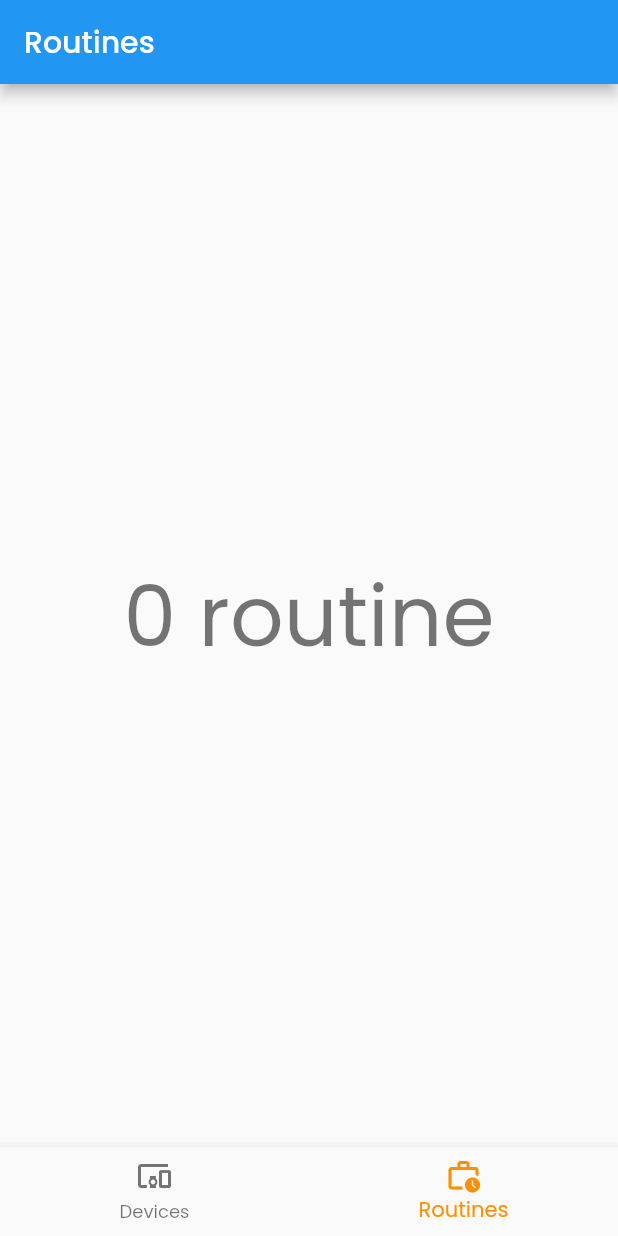
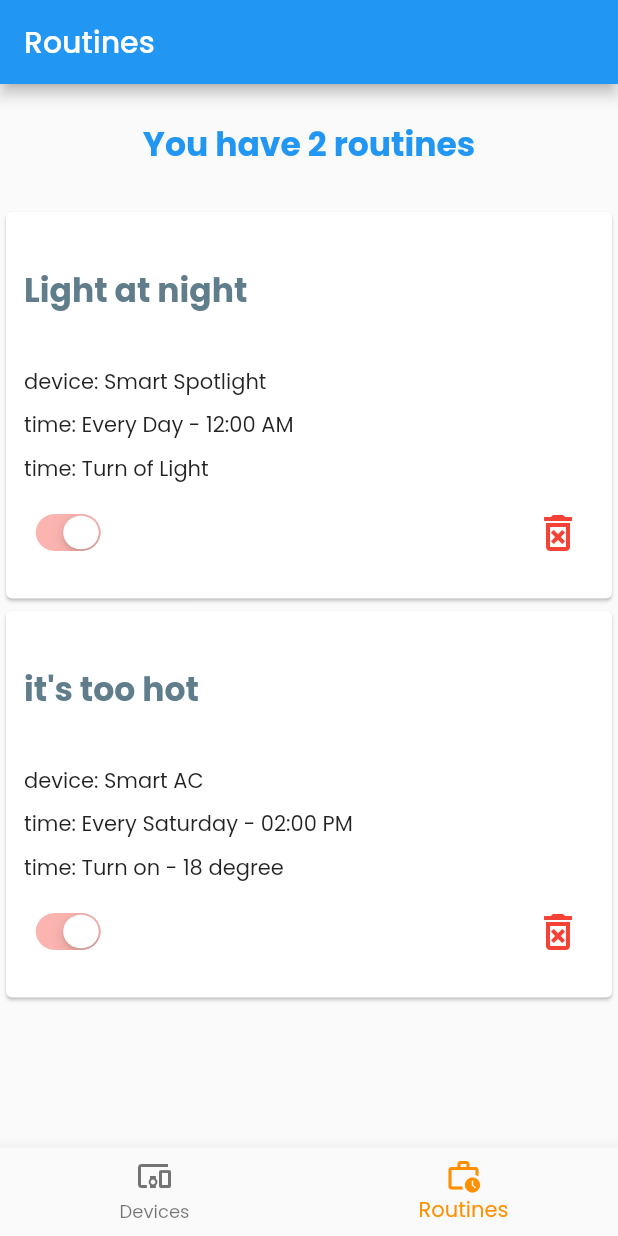
Before and after one commit to humamcp/smartix_husam, a Flutter app: the screen it shows after launch, item 2 of the bottom bar chosen, on a phone screen of 412 x 824 dp. Run offline on Flutter 3.47's test engine with Material 2 defaults, Android fonts, the phone set to English and light mode, and no system bars; our stand-ins replace animated_background, bloc, flutter_bloc, flutter_svg, sleek_circular_slider; missing offline and left inert: rainbow_color.

Commit message:
Working on Routines Page ( UI, Toggle Routine& Delete Routine)

```diff
--- a/lib/features/device/cubit/device_cubit.dart
+++ b/lib/features/device/cubit/device_cubit.dart
@@ -1,11 +1,10 @@
 import 'package:bloc/bloc.dart';
 import 'package:smartix_husam/features/device/model/device_model.dart';
 
-/// {@template home_cubit}
-/// A [Cubit] which manages an [int] as its state.
-/// {@endtemplate}
+///
+/// Manage Devices State
+///
 class DeviceCubit extends Cubit<List<DeviceModel>> {
-  /// {@macro home_cubit}
   DeviceCubit() : super([]);
 
   ///
@@ -75,25 +74,25 @@ class DeviceCubit extends Cubit<List<DeviceModel>> {
 // Mockup Devices
 List<DeviceModel> devices = [
   DeviceModel(
-      id: 23423,
+      id: 11,
       name: 'Smart Spotlight',
       isActive: true,
       color: "#ff5f5f",
       icon: 'assets/svg/light.svg'),
   DeviceModel(
-      id: 204233,
+      id: 12,
       name: 'Smart AC',
       isActive: true,
       color: "#7739ff",
       icon: 'assets/svg/ac.svg'),
   DeviceModel(
-      id: 234123,
+      id: 13,
       name: 'Smart TV',
       isActive: false,
       color: "#c9c306",
       icon: 'assets/svg/tv.svg'),
   DeviceModel(
-      id: 2352423,
+      id: 14,
       name: 'Smart Sound',
       isActive: false,
       color: "#c207db",
--- a/lib/features/device/view/device_view.dart
+++ b/lib/features/device/view/device_view.dart
@@ -4,7 +4,7 @@ import 'package:smartix_husam/features/device/cubit/device_cubit.dart';
 import 'package:smartix_husam/features/device/mockups/device_types.dart';
 import 'package:smartix_husam/features/device/model/device_model.dart';
 import 'package:smartix_husam/features/device/model/device_type.dart';
-import 'package:smartix_husam/features/device/view/devices.dart';
+import 'package:smartix_husam/features/device/view/single_device_view.dart';
 import 'package:smartix_husam/mixins/loading_state_mixin.dart';
 import 'package:smartix_husam/style/theme.dart';
 import 'package:smartix_husam/utils/string_to_color.dart';
@@ -195,7 +195,7 @@ class _DeviceViewState extends State<DeviceView> with LoadingStateMixin {
                                                 mainAxisSpacing: 20),
                                         itemCount: state.length,
                                         itemBuilder: (BuildContext ctx, index) {
-                                          return Devices(
+                                          return SingleDeviceView(
                                             name: state[index].name,
                                             svg: state[index].icon,
                                             color: state[index].color.toColor(),
--- a/lib/features/device/view/devices.dart
+++ b/lib/features/device/view/single_device_view.dart
@@ -4,7 +4,7 @@ import 'package:flutter/material.dart';
 import 'package:flutter_svg/svg.dart';
 import 'package:smartix_husam/features/device/view/control_panel/control_panel_page.dart';
 
-class Devices extends StatelessWidget {
+class SingleDeviceView extends StatelessWidget {
   final String name;
   final String svg;
   final Color color;
@@ -12,7 +12,7 @@ class Devices extends StatelessWidget {
   final Function(bool) onChanged;
   final VoidCallback onDelete;
 
-  const Devices({
+  const SingleDeviceView({
     Key? key,
     required this.name,
     required this.svg,
@@ -99,12 +99,13 @@ class Devices extends StatelessWidget {
                         ),
                       ),
                       IconButton(
-                          onPressed: onDelete,
-                          icon: const Icon(
-                            Icons.delete_forever_outlined,
-                            size: 32,
-                            color: Colors.red,
-                          ))
+                        onPressed: onDelete,
+                        icon: const Icon(
+                          Icons.delete_forever_outlined,
+                          size: 32,
+                          color: Colors.red,
+                        ),
+                      )
                     ],
                   ),
                 ],
--- a/lib/features/home/view/home_page.dart
+++ b/lib/features/home/view/home_page.dart
@@ -1,10 +1,10 @@
 import 'package:flutter/material.dart';
-import 'package:flutter/src/foundation/key.dart';
-import 'package:flutter/src/widgets/framework.dart';
 import 'package:flutter_bloc/flutter_bloc.dart';
 import 'package:smartix_husam/features/device/cubit/device_cubit.dart';
 import 'package:smartix_husam/features/device/view/device_page.dart';
+import 'package:smartix_husam/features/routine/cubit/routine_cubit.dart';
 import 'package:smartix_husam/features/routine/view/routine_page.dart';
+import 'package:smartix_husam/mixins/loading_state_mixin.dart';
 
 class HomePage extends StatefulWidget {
   const HomePage({Key? key}) : super(key: key);
@@ -13,12 +13,12 @@ class HomePage extends StatefulWidget {
   State<HomePage> createState() => _HomePageState();
 }
 
-class _HomePageState extends State<HomePage> {
+class _HomePageState extends State<HomePage> with LoadingStateMixin {
   // ### attributes ###
   int _index = 0; // the current viewed page
 
   // list of pages
-  List<Widget> _pages = <Widget>[
+  final List<Widget> _pages = const <Widget>[
     DevicePage(),
     RoutinePage(),
   ];
@@ -41,15 +41,22 @@ class _HomePageState extends State<HomePage> {
 
   @override
   Widget build(BuildContext context) {
-    return BlocProvider(
-      create: (_) => DeviceCubit(),
+    return MultiBlocProvider(
+      providers: [
+        BlocProvider(
+          create: (_) => DeviceCubit(),
+        ),
+        BlocProvider(
+          create: (_) => RoutineCubit(),
+        ),
+      ],
       child: Scaffold(
         body: _pages.elementAt(_index),
         appBar: AppBar(
           title: Text(_titles.elementAt(_index)),
         ),
         bottomNavigationBar: BottomNavigationBar(
-          items: [
+          items: const [
             BottomNavigationBarItem(
               icon: Icon(Icons.devices_other),
               label: 'Devices',
--- a/lib/features/routine/cubit/routine_cubit.dart
+++ b/lib/features/routine/cubit/routine_cubit.dart
@@ -1,15 +1,92 @@
 import 'package:bloc/bloc.dart';
+import 'package:smartix_husam/features/routine/model/routine_model.dart';
 
-/// {@template home_cubit}
-/// A [Cubit] which manages an [int] as its state.
-/// {@endtemplate}
-class RoutineCubit extends Cubit<int> {
-  /// {@macro home_cubit}
-  RoutineCubit() : super(0);
+///
+/// Manage Routines State
+///
+class RoutineCubit extends Cubit<List<RoutineModel>> {
+  RoutineCubit() : super([]);
+
+  ///
+  /// toggle routine active status
+  ///
+  Future<void> toggleRoutine(int id, {required bool isActive}) async {
+    // TODO: check if user logged in else -> go to login page
+    // ...
+
+    // update list
+    final nstate = [...state];
+    nstate.firstWhere((element) => element.id == id).isActive = isActive;
+
+    // TODO: in real app call api request for adding routine
+    await Future.delayed(const Duration(milliseconds: 250));
+
+    // update the state
+    emit(nstate);
+  }
+
+  ///
+  /// init Routines list for user
+  ///
+  Future<void> init() async {
+    // check if already initalized
+    if (state.isNotEmpty) return;
+
+    // TODO: check if user logged in else -> go to login page
+    // ...
+
+    // TODO: in real app call api request for adding routine
+    await Future.delayed(const Duration(seconds: 1));
+
+    // update the state
+    emit(routines);
+  }
+
+  ///
+  /// Add Routine for user
+  ///
+  Future<void> addRoutine(RoutineModel model) async {
+    // TODO: check if user logged in else -> go to login page
+    // ...
+
+    // TODO: in real app call api request for adding routine
+    await Future.delayed(const Duration(milliseconds: 500));
+
+    // update the state
+    emit([...state, model]);
+  }
 
   /// Add 1 to the current state.
-  void increment() => emit(state + 1);
+  Future<void> removeRoutine(RoutineModel model) async {
+    // TODO: check if user logged in else -> go to login page
+    // ...
 
-  /// Subtract 1 from the current state.
-  void decrement() => emit(state - 1);
+    // TODO: in real app call api request for deleting routine
+    await Future.delayed(const Duration(milliseconds: 300));
+
+    // update the state
+    final nstate = state.where((el) => el.id != model.id).toList();
+    // nstate.removeWhere((element) => element.id == model.id);
+    emit(nstate);
+  }
 }
+
+// Mockup Routines
+List<RoutineModel> routines = [
+  RoutineModel(
+    id: 21,
+    deviceId: 11,
+    name: 'Light at night',
+    isActive: true,
+    time: "Every Day - 12:00 AM",
+    task: 'Turn of Light',
+  ),
+  RoutineModel(
+    id: 22,
+    deviceId: 12,
+    name: 'it\'s too hot',
+    isActive: true,
+    time: "Every Saturday - 02:00 PM",
+    task: 'Turn on - 18 degree',
+  ),
+];
--- /dev/null
+++ b/lib/features/routine/model/routine_model.dart
@@ -0,0 +1,37 @@
+class RoutineModel {
+  int id = 12345;
+  int deviceId = 9876;
+  String name = "";
+  String time = "";
+  String task = "";
+  bool isActive = false;
+
+  RoutineModel({
+    required this.id,
+    required this.deviceId,
+    required this.name,
+    required this.time,
+    required this.task,
+    required this.isActive,
+  });
+
+  RoutineModel.fromJson(Map<String, dynamic> json) {
+    id = json['id'];
+    deviceId = json['deviceId'];
+    name = json['name'];
+    time = json['time'];
+    task = json['task'];
+    isActive = json['isActive'];
+  }
+
+  Map<String, dynamic> toJson() {
+    final Map<String, dynamic> data = new Map<String, dynamic>();
+    data['id'] = id;
+    data['deviceId'] = deviceId;
+    data['name'] = name;
+    data['time'] = time;
+    data['task'] = task;
+    data['isActive'] = isActive;
+    return data;
+  }
+}
--- a/lib/features/routine/view/routine_page.dart
+++ b/lib/features/routine/view/routine_page.dart
@@ -1,21 +1,17 @@
 import 'package:flutter/material.dart';
-import 'package:flutter_bloc/flutter_bloc.dart';
-import 'package:smartix_husam/features/routine/routine.dart';
 import 'package:smartix_husam/features/routine/view/routine_view.dart';
 
-/// {@template counter_page}
-/// A [StatelessWidget] which is responsible for providing a
-/// [RoutineCubit] instance to the [RoutineView].
-/// {@endtemplate}
+///
+/// This page required in case of wraping the main feature page with:
+/// 1- custom widgets
+/// 2- custom providers
+/// 3- else
+///
 class RoutinePage extends StatelessWidget {
-  /// {@macro counter_page}
   const RoutinePage({super.key});
 
   @override
   Widget build(BuildContext context) {
-    return BlocProvider(
-      create: (_) => RoutineCubit(),
-      child: const RoutineView(),
-    );
+    return const RoutineView();
   }
 }
--- a/lib/features/routine/view/routine_view.dart
+++ b/lib/features/routine/view/routine_view.dart
@@ -1,5 +1,9 @@
 import 'package:flutter/material.dart';
 import 'package:flutter_bloc/flutter_bloc.dart';
+import 'package:smartix_husam/features/routine/model/routine_model.dart';
+import 'package:smartix_husam/features/routine/view/single_routine_view.dart';
+import 'package:smartix_husam/mixins/loading_state_mixin.dart';
+import 'package:smartix_husam/style/theme.dart';
 
 import '../cubit/routine_cubit.dart';
 
@@ -10,17 +14,69 @@ class RoutineView extends StatefulWidget {
   State<RoutineView> createState() => _RoutineViewState();
 }
 
-class _RoutineViewState extends State<RoutineView> {
+class _RoutineViewState extends State<RoutineView> with LoadingStateMixin {
+  // params
+  // methods
+  @override
+  void initState() {
+    _iniRoutines();
+    super.initState();
+  }
+
+  _iniRoutines() async {
+    showLoading();
+    await BlocProvider.of<RoutineCubit>(context).init();
+    hideLoading();
+  }
+
   @override
   Widget build(BuildContext context) {
-    final textTheme = Theme.of(context).textTheme;
-    return Center(
-        child: BlocBuilder<RoutineCubit, int>(
-          builder: (context, state) {
-            return Text('$state routine', style: textTheme.headline2);
-          },
-        ),
-      );
+    return BlocConsumer<RoutineCubit, List<RoutineModel>>(
+      listener: (context, state) {},
+      builder: (context, state) {
+        return isLoading
+            ? const Center(
+                child: CircularProgressIndicator(),
+              )
+            : Container(
+                alignment: Alignment.center,
+                child: Column(
+                  children: [
 
+                    const SizedBox(height: 24),
+
+                    // Title
+                    Text(
+                      'You have ${state.length} routines',
+                      style: AppTheme.TEXT_TITLE_STYLE,
+                    ),
+
+                    const SizedBox(height: 24),
+
+                    // Routines List
+                    Expanded(
+                      child: ListView.builder(
+                        itemCount: state.length,
+                        itemBuilder: (context, index) {
+                          return SignleRoutineView(
+                            routine: state[index],
+                            onChanged: (bool value) {
+                              BlocProvider.of<RoutineCubit>(context)
+                                  .toggleRoutine(state[index].id,
+                                      isActive: value);
+                            },
+                            onDelete: () {
+                              BlocProvider.of<RoutineCubit>(context)
+                                  .removeRoutine(state[index]);
+                            },
+                          );
+                        },
+                      ),
+                    ),
+                  ],
+                ),
+              );
+      },
+    );
   }
 }
--- /dev/null
+++ b/lib/features/routine/view/single_routine_view.dart
@@ -0,0 +1,93 @@
+import 'package:flutter/cupertino.dart';
+import 'package:flutter/material.dart';
+import 'package:flutter_bloc/flutter_bloc.dart';
+import 'package:smartix_husam/features/device/cubit/device_cubit.dart';
+import 'package:smartix_husam/features/device/model/device_model.dart';
+import 'package:smartix_husam/features/routine/model/routine_model.dart';
+import 'package:smartix_husam/style/theme.dart';
+
+class SignleRoutineView extends StatelessWidget {
+  const SignleRoutineView({
+    Key? key,
+    required this.routine,
+    required this.onChanged,
+    required this.onDelete,
+  }) : super(key: key);
+  final RoutineModel routine;
+  final ValueChanged<bool>? onChanged;
+  final VoidCallback? onDelete;
+
+  @override
+  Widget build(BuildContext context) {
+    // init  & check routine device
+    final devices = BlocProvider.of<DeviceCubit>(context)
+        .state
+        .where((element) => element.id == routine.deviceId);
+    final DeviceModel? device = devices.isNotEmpty ? devices.first : null;
+    return Card(
+      child: Container(
+          width: MediaQuery.of(context).size.width * 0.9,
+          alignment: Alignment.centerLeft,
+          padding: const EdgeInsets.all(12),
+          child: Column(
+            crossAxisAlignment: CrossAxisAlignment.start,
+            children: [
+              const SizedBox(height: 24),
+              // name & device
+              Row(
+                mainAxisAlignment: MainAxisAlignment.spaceBetween,
+                children: [
+                  Text(
+                    routine.name,
+                    style: AppTheme.TEXT_SUB_STYLE,
+                  ),
+                ],
+              ),
+              const SizedBox(height: 34),
+              if (device != null) Text('device: ${device.name}'),
+              const SizedBox(height: 8),
+
+              // time
+              Text('time: ${routine.time}'),
+
+              const SizedBox(height: 8),
+
+              // task
+              Text('time: ${routine.task}'),
+
+              const SizedBox(height: 8),
+
+              // is Available & delete
+              Row(
+                mainAxisAlignment: MainAxisAlignment.spaceBetween,
+                children: [
+                  Transform.scale(
+                    alignment: Alignment.center,
+                    scaleY: 0.8,
+                    scaleX: 0.85,
+                    child: CupertinoSwitch(
+                      onChanged: onChanged,
+                      value: routine.isActive,
+                      activeColor: routine.isActive
+                          ? Colors.red.withOpacity(0.4)
+                          : Colors.black,
+                      trackColor: Colors.black,
+                    ),
+                  ),
+                  IconButton(
+                    onPressed: onDelete,
+                    icon: const Icon(
+                      Icons.delete_forever_outlined,
+                      size: 32,
+                      color: Colors.red,
+                    ),
+                  ),
+                ],
+              ),
+
+              const SizedBox(height: 8),
+            ],
+          )),
+    );
+  }
+}
--- a/lib/main.dart
+++ b/lib/main.dart
@@ -5,7 +5,7 @@ import 'package:smartix_husam/observers/device_observer.dart';
 import 'package:smartix_husam/style/theme.dart';
 
 void main() {
-  Bloc.observer = DeviceObserver();
+  Bloc.observer = MainObserver();
   runApp(const SmartixApp());
 }
 
--- a/lib/observers/device_observer.dart
+++ b/lib/observers/device_observer.dart
@@ -1,10 +1,9 @@
 import 'package:bloc/bloc.dart';
 
-/// {@template device_observer}
+///
 /// [BlocObserver] for the Device application which
 /// observes all state changes.
-/// {@endtemplate}
-class DeviceObserver extends BlocObserver {
+class MainObserver extends BlocObserver {
   @override
   void onChange(BlocBase<dynamic> bloc, Change<dynamic> change) {
     super.onChange(bloc, change);
```
Also changed, not shown: lib/features/device/view/device_page.dart (+6 -7 lines).
